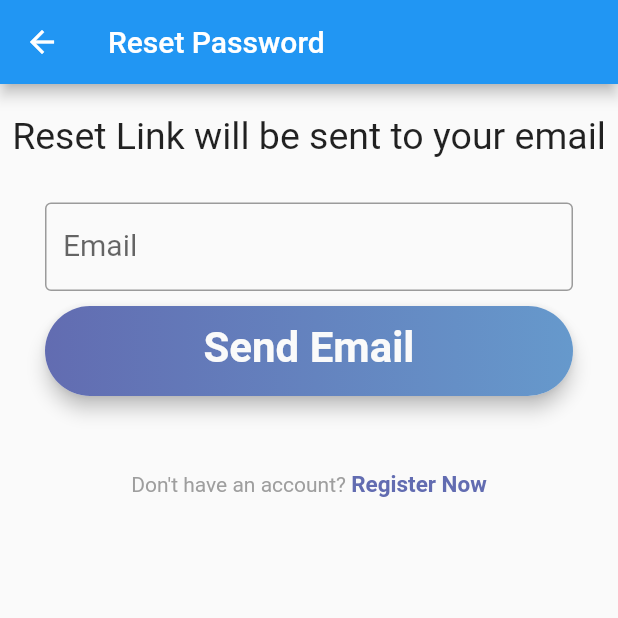
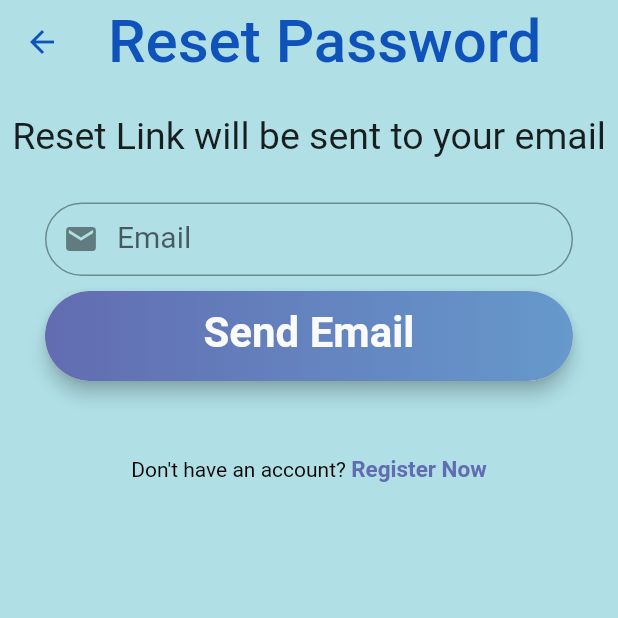
Before and after one commit to MonsterEat90/List-List, a Flutter app: the screen it shows after launch, after a tap on "Forgot Password ?", on a phone screen of 412 x 824 dp, the top half of it. Run offline on Flutter 3.47's test engine with Material 2 defaults, Android fonts, the phone set to English and light mode, and no system bars; our stand-ins replace cloud_firestore, firebase_auth, firebase_core, flutter_svg, google_fonts; accounts and stored records are empty; Roboto replaces fonts that are missing (Dongle).

```diff
--- a/lib/constants/color_constant.dart
+++ b/lib/constants/color_constant.dart
@@ -9,3 +9,4 @@ const blackColor = Color(0xFF3A3A3A);
 const defaultColor = Color(0xFFFAFAFA);
 const greyColor = Color(0xff8A959E);
 const redColor = Color.fromRGBO(218, 18, 18, 1);
+const lightOrange = Color.fromRGBO(255, 173, 96, 1);
--- a/lib/page/forgot_password/forgot_password.dart
+++ b/lib/page/forgot_password/forgot_password.dart
@@ -56,12 +56,32 @@ class _ForgotPasswordState extends State<ForgotPassword> {
 
   Widget build(BuildContext context) {
     return Scaffold(
+      backgroundColor: powderBlue,
       appBar: AppBar(
-        title: Text("Reset Password"),
+        title: Text(
+          "Reset Password",
+          style: GoogleFonts.dongle(
+            fontSize: 40,
+            color: sapphireBlue,
+          ),
+        ),
+        backgroundColor: Colors.transparent,
+        elevation: 0,
+        leading: IconButton(
+          icon: Icon(
+            Icons.arrow_back,
+            color: sapphireBlue,
+          ),
+          onPressed: () {
+            //passing this to our root
+            Navigator.of(context).pop();
+          },
+        ),
       ),
       body: Column(
         children: [
           Container(
+            alignment: Alignment.center,
             margin: EdgeInsets.only(top: 20),
             child: Text(
               'Reset Link will be sent to your email',
@@ -84,9 +104,13 @@ class _ForgotPasswordState extends State<ForgotPassword> {
                         autofocus: false,
                         controller: emailController,
                         decoration: InputDecoration(
+                          prefixIcon: Icon(Icons.mail),
                           labelText: 'Email',
                           labelStyle: GoogleFonts.dongle(fontSize: 20),
-                          border: const OutlineInputBorder(),
+                          border: OutlineInputBorder(
+                            borderRadius: BorderRadius.circular(50),
+                          ),
+                          contentPadding: EdgeInsets.fromLTRB(20, 15, 20, 15),
                           errorStyle: GoogleFonts.dongle(
                             color: redColor,
                             fontSize: 15,
@@ -154,7 +178,7 @@ class _ForgotPasswordState extends State<ForgotPassword> {
                       children: <Widget>[
                         Text(
                           "Don't have an account? ",
-                          style: TextStyle(color: Colors.grey),
+                          style: TextStyle(color: Colors.black),
                         ),
                         GestureDetector(
                           child: Text(
```
Also changed, not shown: lib/page/login/login_page.dart (+61 -11 lines), lib/page/registration/regis.txt (added, +22 -0 lines), lib/page/registration/registration_page.dart (+9 -9 lines).
